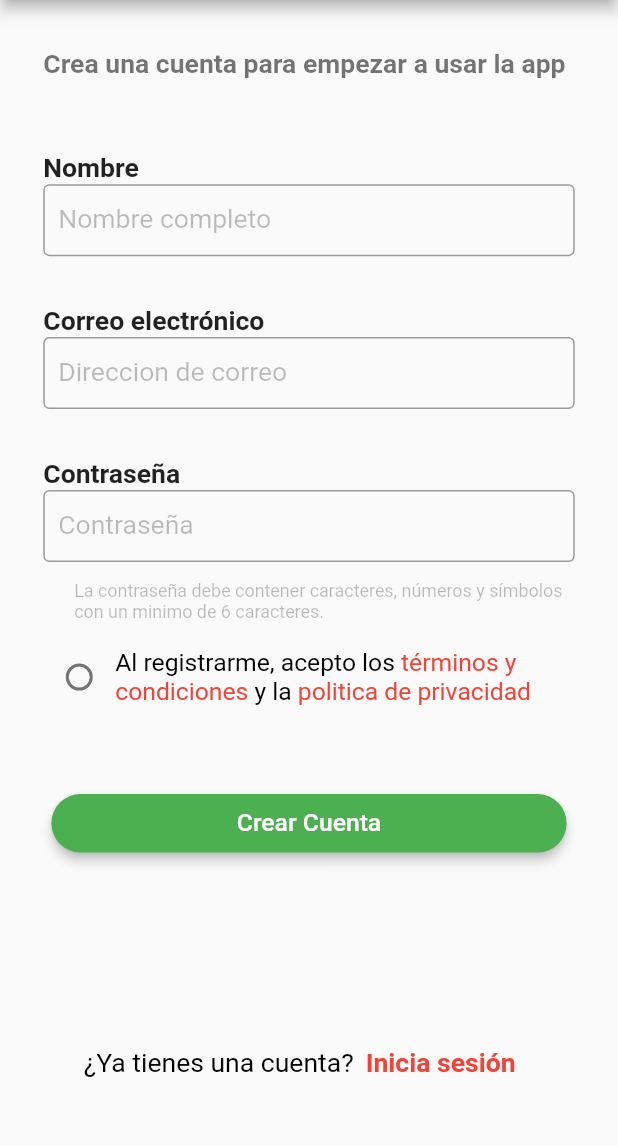
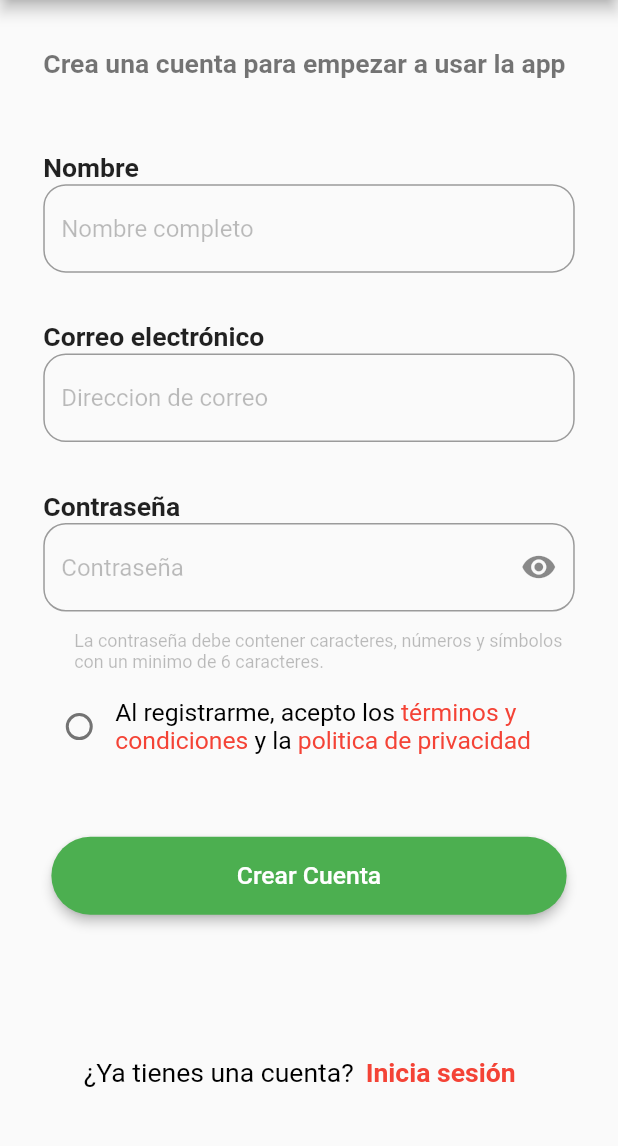
Before and after one commit to ozel-byte/Proyecto-Desarrollo-Movil, a Flutter app: the screen it shows after launch, after a tap on "Registrarse con e-mail", on a phone screen of 412 x 824 dp, the part 84-1230 px from its top. Run offline on Flutter 3.47's test engine with Material 2 defaults, Android fonts, the phone set to English and light mode, and no system bars; our stand-ins replace concentric_transition, firebase_auth, firebase_core, firebase_database, google_sign_in, page_transition; accounts and stored records are empty.

Commit message:
fix/PDM-009 arreglando SingleChildScrollView

```diff
--- a/lib/src/pages/forgot_pass.dart
+++ b/lib/src/pages/forgot_pass.dart
@@ -18,10 +18,7 @@ class _ForgotPasswordState extends State<ForgotPassword> {
     width = MediaQuery.of(context).size.width;
 
     return Scaffold(
-      appBar: AppBar(
-        title: titulo(),
-        backgroundColor: Colors.deepPurple
-      ),
+      appBar: AppBar(title: titulo(), backgroundColor: Colors.deepPurple),
       body: SingleChildScrollView(child: formulario()),
     );
   }
@@ -63,22 +60,24 @@ class _ForgotPasswordState extends State<ForgotPassword> {
             height: height * 0.058,
           ),
           etiquetInput("Correo electrónico"),
-          campoInput('Dirección de correo', 2  ),
-
+          campoInput('Dirección de correo', 2),
           SizedBox(
-             height: height * 0.02,
+            height: height * 0.02,
           ),
-          etiquetaParrafo("Ingrese su correo electrónico registrado y le enviaremos un correo electrónico que contiene un enlace para restablecer su contraseña", 13.6,
-              FontWeight.normal, Colors.grey, 1),
+          etiquetaParrafo(
+              "Ingrese su correo electrónico registrado y le enviaremos un correo electrónico que contiene un enlace para restablecer su contraseña",
+              13.6,
+              FontWeight.normal,
+              Colors.grey,
+              1),
           SizedBox(
             height: height * 0.03,
           ),
-
-          SizedBox( height: height *0.10,),
-
+          SizedBox(
+            height: height * 0.10,
+          ),
           SizedBox(height: height * 0.34),
           btnEnviarSolicitud(),
-
         ],
       ),
     );
@@ -86,7 +85,8 @@ class _ForgotPasswordState extends State<ForgotPassword> {
 
   Widget etiquetaTexto(texto, fontSize, fontWeight, colors, posicion) {
     return Row(
-      mainAxisAlignment: posicion == 1 ? MainAxisAlignment.start : MainAxisAlignment.end,
+      mainAxisAlignment:
+          posicion == 1 ? MainAxisAlignment.start : MainAxisAlignment.end,
       children: [
         Text(
           texto,
@@ -96,16 +96,17 @@ class _ForgotPasswordState extends State<ForgotPassword> {
       ],
     );
   }
-   Widget etiquetaParrafo(texto, fontSize, fontWeight, colors, posicion) {
+
+  Widget etiquetaParrafo(texto, fontSize, fontWeight, colors, posicion) {
     return Row(
-      mainAxisAlignment: posicion == 1 ? MainAxisAlignment.start : MainAxisAlignment.end,
+      mainAxisAlignment:
+          posicion == 1 ? MainAxisAlignment.start : MainAxisAlignment.end,
       children: [
         SizedBox(
           width: size.width * 0.86,
           child: Padding(
             padding: const EdgeInsets.symmetric(horizontal: 13),
             child: Text(
-
               texto,
               textAlign: TextAlign.justify,
               style: TextStyle(
@@ -135,7 +136,8 @@ class _ForgotPasswordState extends State<ForgotPassword> {
           suffixIcon: bandera == 1 ? Icon(Icons.remove_red_eye) : SizedBox(),
           hintText: texto,
           hintStyle: TextStyle(color: Colors.black26),
-          border: OutlineInputBorder(borderRadius: BorderRadius.all(Radius.circular(15.0))),
+          border: OutlineInputBorder(
+              borderRadius: BorderRadius.all(Radius.circular(15.0))),
           errorBorder: OutlineInputBorder(
               borderSide: BorderSide(color: Colors.red, width: width * 0.015))),
     );
@@ -144,19 +146,17 @@ class _ForgotPasswordState extends State<ForgotPassword> {
   Widget btnEnviarSolicitud() {
     return ElevatedButton(
         onPressed: () {
-                    Navigator.pushNamed(context, 'recoverPass');
-                  },
+          Navigator.pushNamed(context, 'recoverPass');
+        },
         style: TextButton.styleFrom(
-          padding: EdgeInsets.symmetric(
-            horizontal: size.width * 0.25, vertical: 10
-          ),
+          padding:
+              EdgeInsets.symmetric(horizontal: size.width * 0.25, vertical: 15),
           primary: Colors.white,
           backgroundColor: Colors.green,
           elevation: 3,
           shape:
               RoundedRectangleBorder(borderRadius: BorderRadius.circular(30.0)),
         ),
-
         child: Text(
           "Enviar Solicitud",
           style: TextStyle(fontSize: 19, color: Colors.white),
--- a/lib/src/pages/login.dart
+++ b/lib/src/pages/login.dart
@@ -1,9 +1,14 @@
 //import 'dart:js';
 
+import 'package:flutter/cupertino.dart';
 import 'package:flutter/material.dart';
 import 'package:firebase_database/firebase_database.dart';
 import 'package:firebase_auth/firebase_auth.dart';
 import 'package:google_sign_in/google_sign_in.dart';
+import 'package:proyectocorte3/src/pages/login_email.dart';
+import 'package:proyectocorte3/src/pages/signup.dart';
+import 'package:concentric_transition/concentric_transition.dart';
+import 'package:page_transition/page_transition.dart';
 
 class Login extends StatefulWidget {
   const Login({Key? key}) : super(key: key);
@@ -12,16 +17,48 @@ class Login extends StatefulWidget {
   State<Login> createState() => _LoginState();
 }
 
-class _LoginState extends State<Login> {
+class _LoginState extends State<Login> with SingleTickerProviderStateMixin {
   final databaseReference = FirebaseDatabase.instance.ref("personas");
   final FirebaseAuth _auth = FirebaseAuth.instance;
   final GoogleSignIn _googleSignIn = GoogleSignIn();
+  late AnimationController _animationController;
 
   late String name;
   late String email;
   late String img;
+
+  late Animation<double> movex;
+  late Animation<double> movey;
+  late Animation<double> opacity;
+
+  @override
+  void initState() {
+    _animationController =
+        AnimationController(vsync: this, duration: Duration(seconds: 2));
+
+    movex = Tween(begin: 0.0, end: 100.0).animate(CurvedAnimation(
+        parent: _animationController, curve: const Interval(0.0, 0.25)));
+
+    opacity = Tween(begin: 0.1, end: 1.0).animate(CurvedAnimation(
+        parent: _animationController,
+        curve: const Interval(0.25, 0.75, curve: Curves.easeInCubic)));
+
+    movey = Tween(begin: -100.0, end: 0.0).animate(CurvedAnimation(
+        parent: _animationController,
+        curve: const Interval(0.0, 1, curve: Curves.easeInOutCubicEmphasized)));
+
+    super.initState();
+  }
+
+  @override
+  void dispose() {
+    _animationController.dispose();
+    super.dispose();
+  }
+
   @override
   Widget build(BuildContext context) {
+    _animationController.forward();
     final size = MediaQuery.of(context).size;
     return Scaffold(
       body: Column(
@@ -31,42 +68,62 @@ class _LoginState extends State<Login> {
   }
 
   Widget logo(Size size) {
-    return Container(
+    return SizedBox(
       width: size.width,
       height: size.height * 0.4,
-      decoration: BoxDecoration(
-          image: DecorationImage(
-              fit: BoxFit.fitWidth, image: AssetImage("assets/B5.png"))),
+      child: Column(
+        mainAxisAlignment: MainAxisAlignment.end,
+        children: [
+          Hero(
+              tag: "logo",
+              child: Builder(builder: (context) {
+                return AnimatedBuilder(
+                  animation: _animationController,
+                  builder: (_, child) {
+                    return Transform.translate(
+                      offset: Offset(0, movey.value),
+                      child: Opacity(
+                        opacity: opacity.value,
+                        child: Image(
+                            height: size.height * 0.3,
+                            image: const AssetImage("assets/B5.png")),
+                      ),
+                    );
+                  },
+                );
+              })),
+        ],
+      ),
     );
   }
 
   Widget signIn(Size size, BuildContext context) {
-    return Container(
+    return SizedBox(
       width: size.width,
       height: size.height * 0.3,
       child: Row(
         mainAxisAlignment: MainAxisAlignment.center,
         children: [
           Column(
-            mainAxisAlignment: MainAxisAlignment.spaceEvenly,
+            mainAxisAlignment: MainAxisAlignment.center,
             children: [
               TextButton(
                   onPressed: () {
                     _signInWidthGoogle().then((r) {
                       if (r != null) {
-                        print("entr");
+                        print("entrando");
                       }
                     });
                   },
                   style: ButtonStyle(
                       padding: MaterialStateProperty.all(EdgeInsets.symmetric(
-                          horizontal: size.width * 0.24, vertical: 10)),
+                          horizontal: size.width * 0.2, vertical: 15)),
                       shape: MaterialStateProperty.all(RoundedRectangleBorder(
                           borderRadius: BorderRadius.circular(20))),
                       backgroundColor:
-                          MaterialStateProperty.all(Color(0xff3069F5))),
+                          MaterialStateProperty.all(const Color(0xff3069F5))),
                   child: Row(
-                    children: [
+                    children: const [
                       Icon(
                         Icons.g_mobiledata_outlined,
                         color: Colors.white,
@@ -77,21 +134,22 @@ class _LoginState extends State<Login> {
                       ),
                     ],
                   )),
+              SizedBox(
+                height: size.height * 0.03,
+              ),
               TextButton(
                   onPressed: () {},
                   style: ButtonStyle(
                       padding: MaterialStateProperty.all(EdgeInsets.symmetric(
-                          horizontal: size.width * 0.20, vertical: 10
-                        )
-                      ),
+                          horizontal: size.height * 0.08, vertical: 15)),
                       shape: MaterialStateProperty.all(RoundedRectangleBorder(
-                          side: BorderSide(color: Color(0xff65676F)),
+                          side: const BorderSide(color: Color(0xff65676F)),
                           borderRadius: BorderRadius.circular(20))),
                       backgroundColor:
-                          MaterialStateProperty.all(Color(0xff314FA4))),
+                          MaterialStateProperty.all(const Color(0xff314FA4))),
                   child: Row(
                     mainAxisAlignment: MainAxisAlignment.spaceBetween,
-                    children: [
+                    children: const [
                       Icon(
                         Icons.facebook,
                         color: Colors.white,
@@ -105,18 +163,26 @@ class _LoginState extends State<Login> {
                       ),
                     ],
                   )),
+              SizedBox(
+                height: size.height * 0.04,
+              ),
               TextButton(
                   onPressed: () {
-                    Navigator.pushNamed(context, 'signup');
+                    //Navigator.pushNamed(context, 'signup');
+                    Navigator.push(
+                        context,
+                        PageTransition(
+                            child: signup(),
+                            type: PageTransitionType.bottomToTop));
                   },
                   style: ButtonStyle(
                       padding: MaterialStateProperty.all(EdgeInsets.symmetric(
-                          horizontal: size.width * 0.20, vertical: 10)),
+                          horizontal: size.height * 0.085, vertical: 15)),
                       shape: MaterialStateProperty.all(RoundedRectangleBorder(
-                          side: BorderSide(color: Color(0xff65676F)),
+                          side: const BorderSide(color: Color(0xff65676F)),
                           borderRadius: BorderRadius.circular(20)))),
                   child: Row(
-                    children: [
+                    children: const [
                       Icon(Icons.mail, color: Color(0xff65676F)),
                       SizedBox(
                         width: 10,
@@ -135,39 +201,49 @@ class _LoginState extends State<Login> {
   }
 
   Widget signUp(Size size) {
-    return Container(
+    return SizedBox(
       width: size.width,
       height: size.height * 0.3,
       child: Column(
-        mainAxisAlignment: MainAxisAlignment.center,
         children: [
-          Text(
+          SizedBox(
+            height: size.height * 0.1,
+          ),
+          const Text(
             "Entrar como invitado",
             style: TextStyle(color: Colors.red, fontWeight: FontWeight.bold),
           ),
-          SizedBox(height: size.height * 0.05),
-          Text(
+          SizedBox(
+            height: size.height * 0.05,
+          ),
+          const Text(
             "Entrar como vendedor",
             style: TextStyle(color: Colors.green, fontWeight: FontWeight.bold),
           ),
-          Spacer(),
+          const Spacer(),
           Row(
             mainAxisAlignment: MainAxisAlignment.center,
             children: [
-              Text("¿Ya tienes una cuenta?"),
-              SizedBox(
+              const Text("¿Ya tienes una cuenta?"),
+              const SizedBox(
                 width: 10,
               ),
               GestureDetector(
-                child: Text(
+                child: const Text(
                   "Iniciar sesion",
                   style: TextStyle(color: Colors.red),
                 ),
-                onTap: () => Navigator.pushNamed(context, "loginEmail"),
+                onTap: () {
+                  Navigator.push(
+                      context,
+                      PageTransition(
+                          child: LoginEmail(),
+                          type: PageTransitionType.bottomToTop));
+                },
               )
             ],
           ),
-          SizedBox(
+          const SizedBox(
             height: 20,
           )
         ],
--- a/lib/src/pages/login_email.dart
+++ b/lib/src/pages/login_email.dart
@@ -1,4 +1,6 @@
 import 'package:flutter/material.dart';
+import 'package:page_transition/page_transition.dart';
+import 'package:proyectocorte3/src/pages/forgot_pass.dart';
 
 class LoginEmail extends StatefulWidget {
   LoginEmail({Key? key}) : super(key: key);
@@ -18,10 +20,7 @@ class _LoginEmailState extends State<LoginEmail> {
     width = MediaQuery.of(context).size.width;
 
     return Scaffold(
-      appBar: AppBar(
-        title: titulo(),
-        backgroundColor: Colors.deepPurple
-      ),
+      appBar: AppBar(title: titulo(), backgroundColor: Colors.deepPurple),
       body: SingleChildScrollView(child: formulario()),
     );
   }
@@ -34,10 +33,13 @@ class _LoginEmailState extends State<LoginEmail> {
   }
 
   Widget logo() {
-    return Image.asset(
+    return Hero(
+      tag: "logo",
+      child: Image.asset(
         'assets/B5.png',
         fit: BoxFit.contain,
         height: height / 15,
+      ),
     );
   }
 
@@ -63,35 +65,37 @@ class _LoginEmailState extends State<LoginEmail> {
             height: height * 0.058,
           ),
           etiquetInput("Correo electrónico"),
-          campoInput('Email Adress', 2  ),
+          campoInput('Email Adress', 2),
           SizedBox(
             height: height * 0.03,
           ),
           etiquetInput("Contraseña"),
           campoInput('Password', 1),
-          SizedBox( height: height *0.02,),
+          SizedBox(
+            height: height * 0.02,
+          ),
           GestureDetector(
             child: etiquetaTexto("¿Has olvidado tu contraseña?", 17.0,
-              FontWeight.bold, Colors.red, 2
-            ),
-            onTap: () => Navigator.pushNamed(context, "forgotPass"),
+                FontWeight.bold, Colors.red, 2),
+            onTap: () => Navigator.push(
+                context,
+                PageTransition(
+                    child: ForgotPassword(),
+                    type: PageTransitionType.bottomToTop)),
           ),
           SizedBox(height: height * 0.34),
           btnIngresar(),
           Row(
             mainAxisAlignment: MainAxisAlignment.center,
             children: [
-              etiquetaTexto("¿Todavía no tienes una cuenta?", 15.0, FontWeight.normal,
-                Colors.black, 1
-              ),
+              etiquetaTexto("¿Todavía no tienes una cuenta?", 15.0,
+                  FontWeight.normal, Colors.black, 1),
               TextButton(
                   onPressed: () {
                     Navigator.pushNamed(context, 'signup');
                   },
                   child: etiquetaTexto(
-                    "Regístrate", 15.0, FontWeight.bold, Colors.red, 1
-                  )
-              ),
+                      "Regístrate", 15.0, FontWeight.bold, Colors.red, 1)),
             ],
           )
         ],
@@ -101,7 +105,8 @@ class _LoginEmailState extends State<LoginEmail> {
 
   Widget etiquetaTexto(texto, fontSize, fontWeight, colors, posicion) {
     return Row(
-      mainAxisAlignment: posicion == 1 ? MainAxisAlignment.start : MainAxisAlignment.end,
+      mainAxisAlignment:
+          posicion == 1 ? MainAxisAlignment.start : MainAxisAlignment.end,
       children: [
         Text(
           texto,
@@ -130,7 +135,8 @@ class _LoginEmailState extends State<LoginEmail> {
           suffixIcon: bandera == 1 ? Icon(Icons.remove_red_eye) : SizedBox(),
           hintText: texto,
           hintStyle: TextStyle(color: Colors.black26),
-          border: OutlineInputBorder(borderRadius: BorderRadius.all(Radius.circular(15.0))),
+          border: OutlineInputBorder(
+              borderRadius: BorderRadius.all(Radius.circular(15.0))),
           errorBorder: OutlineInputBorder(
               borderSide: BorderSide(color: Colors.red, width: width * 0.015))),
     );
@@ -140,9 +146,8 @@ class _LoginEmailState extends State<LoginEmail> {
     return ElevatedButton(
         onPressed: null,
         style: TextButton.styleFrom(
-          padding: EdgeInsets.symmetric(
-            horizontal: size.width * 0.32, vertical: 10
-          ),
+          padding:
+              EdgeInsets.symmetric(horizontal: size.width * 0.32, vertical: 15),
           primary: Colors.white,
           backgroundColor: Colors.green,
           elevation: 3,
@@ -154,5 +159,4 @@ class _LoginEmailState extends State<LoginEmail> {
           style: TextStyle(fontSize: 18, color: Colors.white),
         ));
   }
-
 }
--- a/lib/src/pages/signup.dart
+++ b/lib/src/pages/signup.dart
@@ -33,7 +33,21 @@ class _signupState extends State<signup> {
         title: titulo(),
         backgroundColor: Colors.deepPurple,
       ),
-      body: SingleChildScrollView(child: formulario()),
+      body: DefaultTextStyle(
+        style: Theme.of(context).textTheme.bodyText2!,
+        child: LayoutBuilder(
+          builder: (BuildContext context, BoxConstraints viewportConstraints) {
+            return SingleChildScrollView(
+              child: ConstrainedBox(
+                constraints: BoxConstraints(
+                  minHeight: viewportConstraints.maxHeight,
+                ),
+                child: formulario(),
+              ),
+            );
+          },
+        ),
+      ),
     );
   }
 
@@ -45,10 +59,13 @@ class _signupState extends State<signup> {
   }
 
   Widget logo() {
-    return Image.asset(
-      'assets/B5.png',
-      fit: BoxFit.contain,
-      height: height / 15,
+    return Hero(
+      tag: "logo",
+      child: Image.asset(
+        'assets/B5.png',
+        fit: BoxFit.contain,
+        height: height / 15,
+      ),
     );
   }
 
@@ -67,7 +84,7 @@ class _signupState extends State<signup> {
     return Form(
       key: _formKey,
       child: SizedBox(
-        height: height * 0.85,
+        height: height * 0.8,
         child: Column(
           children: [
             etiquetaTexto("Crea una cuenta para empezar a usar la app",
@@ -86,7 +103,7 @@ class _signupState extends State<signup> {
               height: height * 0.04,
             ),
             etiquetaIzquierda("Contraseña"),
-            campoPassword(),
+            campoPassword(1),
             SizedBox(
               height: height * 0.015,
             ),
@@ -114,6 +131,9 @@ class _signupState extends State<signup> {
             Spacer(),
             Center(
               child: tienesCuenta(),
+            ),
+            SizedBox(
+              height: 20,
             )
           ],
         ),
@@ -123,13 +143,14 @@ class _signupState extends State<signup> {
 
   Widget campoNombre() {
     return TextFormField(
-      style: TextStyle(fontSize: width * 0.043),
+      //style: TextStyle(fontSize: width * 0.043),
       validator: (value) {},
       decoration: InputDecoration(
           hintText: 'Nombre completo',
           hintStyle: TextStyle(color: Colors.black26),
-          contentPadding: EdgeInsets.symmetric(horizontal: 10),
-          border: OutlineInputBorder(),
+          //contentPadding: EdgeInsets.symmetric(horizontal: 10),
+          border: OutlineInputBorder(
+              borderRadius: BorderRadius.all(Radius.circular(15.0))),
           errorBorder: OutlineInputBorder(
               borderSide: BorderSide(color: Colors.red, width: width * 0.015))),
     );
@@ -137,27 +158,30 @@ class _signupState extends State<signup> {
 
   Widget campoCorreo() {
     return TextFormField(
-      style: TextStyle(fontSize: width * 0.043),
+      //style: TextStyle(fontSize: width * 0.043),
       validator: (value) {},
       decoration: InputDecoration(
           hintText: 'Direccion de correo',
           hintStyle: TextStyle(color: Colors.black26),
-          contentPadding: EdgeInsets.symmetric(horizontal: 10),
-          border: OutlineInputBorder(),
+          //contentPadding: EdgeInsets.symmetric(horizontal: 10),
+          border: OutlineInputBorder(
+              borderRadius: BorderRadius.all(Radius.circular(15.0))),
           errorBorder: OutlineInputBorder(
               borderSide: BorderSide(color: Colors.red, width: width * 0.015))),
     );
   }
 
-  Widget campoPassword() {
+  Widget campoPassword(bandera) {
     return TextFormField(
-      style: TextStyle(fontSize: width * 0.043),
+      //style: TextStyle(fontSize: width * 0.043),
       validator: (value) {},
       decoration: InputDecoration(
+          suffixIcon: bandera == 1 ? Icon(Icons.remove_red_eye) : SizedBox(),
           hintText: 'Contraseña',
           hintStyle: TextStyle(color: Colors.black26),
-          contentPadding: EdgeInsets.symmetric(horizontal: 10),
-          border: OutlineInputBorder(),
+          //contentPadding: EdgeInsets.symmetric(horizontal: 10),
+          border: OutlineInputBorder(
+              borderRadius: BorderRadius.all(Radius.circular(15.0))),
           errorBorder: OutlineInputBorder(
               borderSide: BorderSide(color: Colors.red, width: width * 0.015))),
     );
@@ -171,7 +195,7 @@ class _signupState extends State<signup> {
         },
         style: TextButton.styleFrom(
           padding: EdgeInsets.symmetric(
-              horizontal: size.width * 0.30, vertical: 10),
+              horizontal: size.width * 0.30, vertical: size.height * 0.02),
           primary: Colors.white,
           backgroundColor: Colors.green,
           elevation: 3,
@@ -227,7 +251,7 @@ class _signupState extends State<signup> {
             Colors.black),
         TextButton(
             onPressed: () {
-              Navigator.pushNamed(context, '/');
+              Navigator.pushNamed(context, 'loginEmail');
             },
             child: etiquetaTexto(
                 "Inicia sesión ", fontSize, FontWeight.bold, Colors.red)),
--- a/pubspec.yaml
+++ b/pubspec.yaml
@@ -38,6 +38,8 @@ dependencies:
   firebase_core: ^1.18.0
   firebase_auth: ^3.3.20
   google_sign_in: ^5.3.3
+  concentric_transition: ^1.0.3
+  page_transition: "^2.0.9"
 
 dev_dependencies:
   flutter_test:
```
Also changed, not shown: pubspec.lock, 1 other file. Lines whose indentation alone changed are shown as unchanged.
